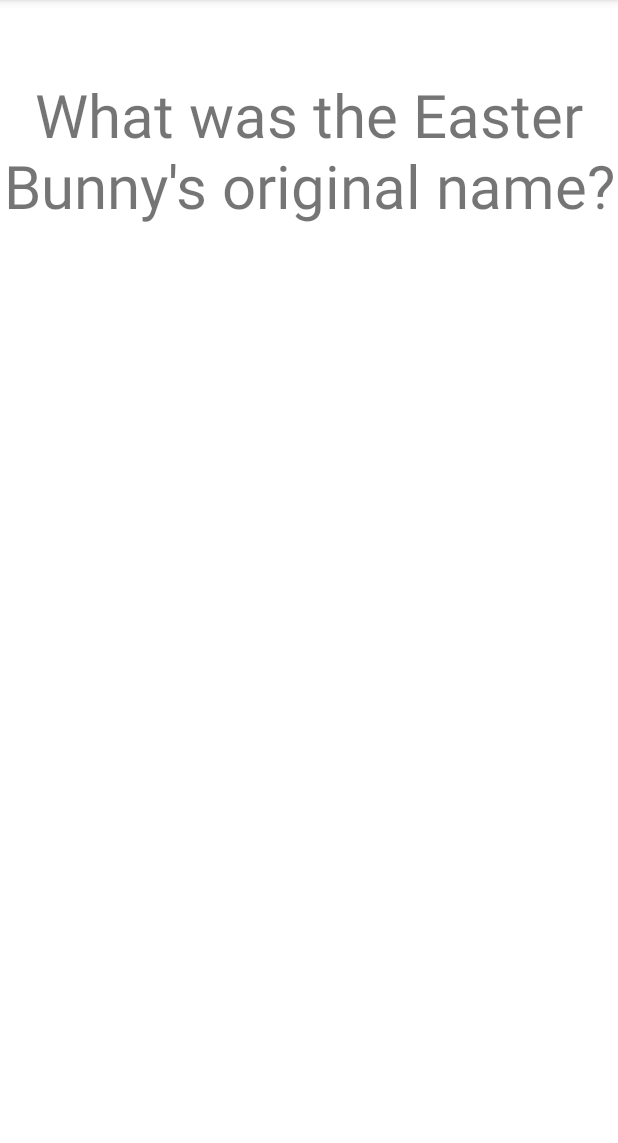
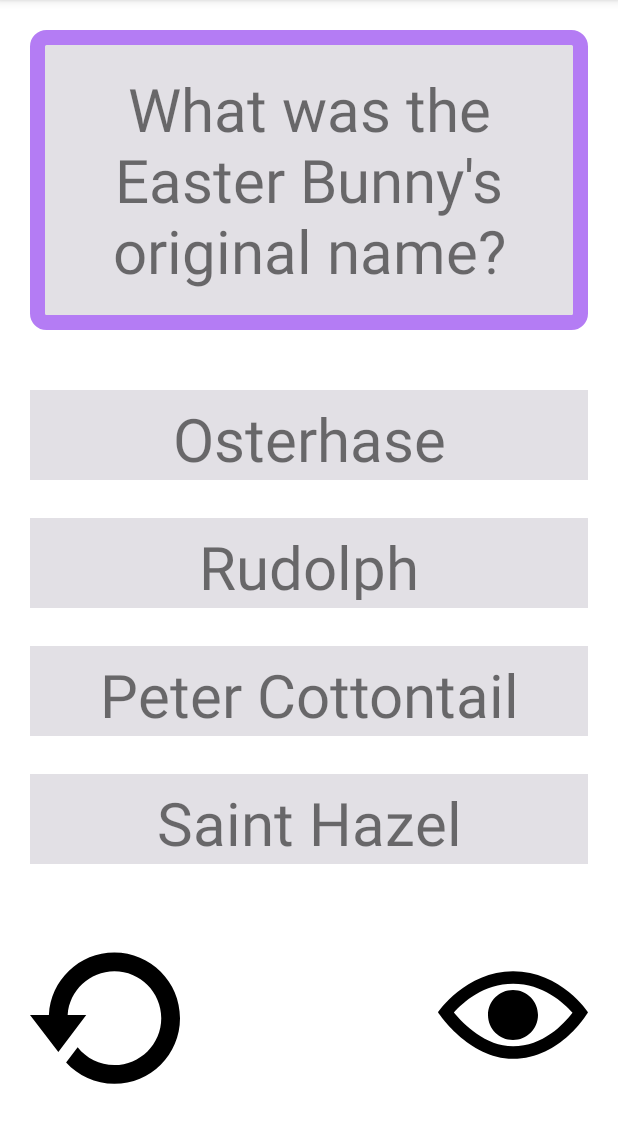
Before and after one commit to jshi0119/flashcardapp, an Android app: the screen it shows after launch (MainActivity), on a phone screen of 412 x 824 dp, the part 84-1227 px from its top. Run offline under Robolectric (Android 15) with nearby library versions, the phone set to English and light mode, and no system bars.

Commit message:
Made flashcard into multiple choice format, added refresh and visibility icons and features

```diff
--- a/app/src/main/java/com/jen/flashcardapp/MainActivity.java
+++ b/app/src/main/java/com/jen/flashcardapp/MainActivity.java
@@ -1,7 +1,10 @@
 package com.jen.flashcardapp;
 
+import android.graphics.Color;
 import android.os.Bundle;
 import android.view.View;
+import android.widget.ImageView;
+import android.widget.TextView;
 
 import androidx.appcompat.app.AppCompatActivity;
 
@@ -12,19 +15,66 @@
         super.onCreate(savedInstanceState);
         setContentView(R.layout.activity_main);
 
-        findViewById(R.id.flashcardQuestion).setOnClickListener(new View.OnClickListener() {
+        TextView correctAns = findViewById(R.id.answer1);
+        TextView choice2 = findViewById(R.id.answer2);
+        TextView choice3 = findViewById(R.id.answer3);
+        TextView choice4 = findViewById(R.id.answer4);
+
+        correctAns.setOnClickListener(new View.OnClickListener() {
             @Override
             public void onClick(View v) {
-                findViewById(R.id.flashcardQuestion).setVisibility(View.INVISIBLE);
-                findViewById(R.id.flashcardAnswer).setVisibility(View.VISIBLE);
+                correctAns.setTextColor(Color.parseColor("#00A000"));
             }
         });
 
-        findViewById(R.id.flashcardAnswer).setOnClickListener(new View.OnClickListener() {
+        wrong(choice2, correctAns);
+        wrong(choice3, correctAns);
+        wrong(choice4, correctAns);
+
+        ((ImageView)findViewById(R.id.refreshIcon)).setOnClickListener(new View.OnClickListener() {
             @Override
             public void onClick(View v) {
-                findViewById(R.id.flashcardAnswer).setVisibility(View.INVISIBLE);
-                findViewById(R.id.flashcardQuestion).setVisibility(View.VISIBLE);            }
+                correctAns.setTextColor(Color.parseColor("#747474"));
+                choice2.setTextColor(Color.parseColor("#747474"));
+                choice3.setTextColor(Color.parseColor("#747474"));
+                choice4.setTextColor(Color.parseColor("#747474"));
+            }
+        });
+
+        ((ImageView)findViewById(R.id.visibleIcon)).setOnClickListener(new View.OnClickListener() {
+            @Override
+            public void onClick(View v) {
+                correctAns.setVisibility(View.INVISIBLE);
+                choice2.setVisibility(View.INVISIBLE);
+                choice3.setVisibility(View.INVISIBLE);
+                choice4.setVisibility(View.INVISIBLE);
+
+                ((ImageView)findViewById(R.id.visibleIcon)).setVisibility(View.INVISIBLE);
+                ((ImageView)findViewById(R.id.invisibleIcon)).setVisibility(View.VISIBLE);
+            }
+        });
+
+        ((ImageView)findViewById(R.id.invisibleIcon)).setOnClickListener(new View.OnClickListener() {
+            @Override
+            public void onClick(View v) {
+                correctAns.setVisibility(View.VISIBLE);
+                choice2.setVisibility(View.VISIBLE);
+                choice3.setVisibility(View.VISIBLE);
+                choice4.setVisibility(View.VISIBLE);
+
+                ((ImageView)findViewById(R.id.visibleIcon)).setVisibility(View.VISIBLE);
+                ((ImageView)findViewById(R.id.invisibleIcon)).setVisibility(View.INVISIBLE);
+            }
+        });
+    }
+
+    private static void wrong(TextView wrongChoice, TextView rightChoice) {
+        wrongChoice.setOnClickListener(new View.OnClickListener() {
+            @Override
+            public void onClick(View v) {
+                rightChoice.setTextColor(Color.parseColor("#00A000"));
+                wrongChoice.setTextColor(Color.parseColor("#FF0000"));
+            }
         });
     }
 }
--- /dev/null
+++ b/app/src/main/res/drawable/invisible.xml
@@ -0,0 +1,9 @@
+<vector xmlns:android="http://schemas.android.com/apk/res/android"
+    android:width="24dp"
+    android:height="24dp"
+    android:viewportWidth="24"
+    android:viewportHeight="24">
+  <path
+      android:fillColor="#FF000000"
+      android:pathData="M19.604,2.562l-3.346,3.137c-1.27,-0.428 -2.686,-0.699 -4.243,-0.699 -7.569,0 -12.015,6.551 -12.015,6.551s1.928,2.951 5.146,5.138l-2.911,2.909 1.414,1.414 17.37,-17.035 -1.415,-1.415zM13.588,8.341c-3.288,-1.453 -6.681,1.908 -5.265,5.206l-1.726,1.707c-1.814,-1.16 -3.225,-2.65 -4.06,-3.66 1.493,-1.648 4.817,-4.594 9.478,-4.594 0.927,0 1.796,0.119 2.61,0.315l-1.037,1.026zM10.705,15.772l5.09,-4.993c1.017,3.111 -2.003,6.067 -5.09,4.993zM24,11.551s-4.252,7.449 -11.985,7.449c-1.379,0 -2.662,-0.291 -3.851,-0.737l1.614,-1.583c0.715,0.193 1.458,0.32 2.237,0.32 4.791,0 8.104,-3.527 9.504,-5.364 -0.729,-0.822 -1.956,-1.99 -3.587,-2.952l1.489,-1.46c2.982,1.9 4.579,4.327 4.579,4.327z"/>
+</vector>
--- /dev/null
+++ b/app/src/main/res/drawable/question_bg.xml
@@ -0,0 +1,7 @@
+<?xml version="1.0" encoding="utf-8"?>
+<shape xmlns:android="http://schemas.android.com/apk/res/android"
+    android:shape="rectangle">
+    <corners android:radius="6dp" />
+    <stroke android:color="#B47CF4" android:width="10dp" />
+    <solid android:color="#E2E0E5" />
+</shape>
--- /dev/null
+++ b/app/src/main/res/drawable/refresh.xml
@@ -0,0 +1,9 @@
+<vector xmlns:android="http://schemas.android.com/apk/res/android"
+    android:width="24dp"
+    android:height="24dp"
+    android:viewportWidth="24"
+    android:viewportHeight="24">
+  <path
+      android:fillColor="#FF000000"
+      android:pathData="M13.5,2c-5.629,0 -10.212,4.436 -10.475,10h-3.025l4.537,5.917 4.463,-5.917h-2.975c0.26,-3.902 3.508,-7 7.475,-7 4.136,0 7.5,3.364 7.5,7.5s-3.364,7.5 -7.5,7.5c-2.381,0 -4.502,-1.119 -5.876,-2.854l-1.847,2.449c1.919,2.088 4.664,3.405 7.723,3.405 5.798,0 10.5,-4.702 10.5,-10.5s-4.702,-10.5 -10.5,-10.5z"/>
+</vector>
--- /dev/null
+++ b/app/src/main/res/drawable/visible.xml
@@ -0,0 +1,9 @@
+<vector xmlns:android="http://schemas.android.com/apk/res/android"
+    android:width="24dp"
+    android:height="24dp"
+    android:viewportWidth="24"
+    android:viewportHeight="24">
+  <path
+      android:fillColor="#FF000000"
+      android:pathData="M12.015,7c4.751,0 8.063,3.012 9.504,4.636 -1.401,1.837 -4.713,5.364 -9.504,5.364 -4.42,0 -7.93,-3.536 -9.478,-5.407 1.493,-1.647 4.817,-4.593 9.478,-4.593zM12.015,5c-7.569,0 -12.015,6.551 -12.015,6.551s4.835,7.449 12.015,7.449c7.733,0 11.985,-7.449 11.985,-7.449s-4.291,-6.551 -11.985,-6.551zM12,8c-2.209,0 -4,1.792 -4,4 0,2.209 1.791,4 4,4s4,-1.791 4,-4c0,-2.208 -1.791,-4 -4,-4z"/>
+</vector>
--- a/app/src/main/res/layout/activity_main.xml
+++ b/app/src/main/res/layout/activity_main.xml
@@ -4,10 +4,15 @@
     xmlns:tools="http://schemas.android.com/tools"
     android:layout_width="match_parent"
     android:layout_height="match_parent"
-    tools:context=".MainActivity">
+    tools:context=".MainActivity"
+    android:padding="20dp">
 
     <TextView
         android:id="@+id/flashcardQuestion"
+        android:background="@drawable/question_bg"
+        android:padding="5dp"
+        android:layout_marginBottom="40dp"
+
         android:layout_width="match_parent"
         android:layout_height="200dp"
 
@@ -16,14 +21,101 @@
         android:gravity="center"/>
 
     <TextView
-        android:id="@+id/flashcardAnswer"
+        android:id="@+id/answer1"
+        android:background="#E2E0E5"
+        android:padding="5dp"
+        android:gravity="center"
+
+        android:layout_marginBottom="25dp"
         android:layout_width="match_parent"
-        android:layout_height="200dp"
-        android:visibility="invisible"
+        android:layout_height="60dp"
+        android:layout_below="@+id/flashcardQuestion"
+
 
         android:text="Osterhase"
         android:textSize="40sp"
-        android:gravity="center"
         />
 
+    <TextView
+        android:id="@+id/answer2"
+        android:background="#E2E0E5"
+        android:padding="5dp"
+        android:gravity="center"
+
+        android:layout_marginBottom="25dp"
+        android:layout_width="match_parent"
+        android:layout_height="60dp"
+        android:layout_below="@+id/answer1"
+
+
+        android:text="Rudolph"
+        android:textSize="40sp"
+        />
+
+    <TextView
+        android:id="@+id/answer3"
+        android:background="#E2E0E5"
+        android:padding="5dp"
+        android:gravity="center"
+
+        android:layout_marginBottom="25dp"
+        android:layout_width="match_parent"
+        android:layout_height="60dp"
+        android:layout_below="@+id/answer2"
+
+
+        android:text="Peter Cottontail"
+        android:textSize="40sp"
+        />
+
+    <TextView
+        android:id="@+id/answer4"
+        android:background="#E2E0E5"
+        android:padding="5dp"
+        android:gravity="center"
+
+        android:layout_marginBottom="25dp"
+        android:layout_width="match_parent"
+        android:layout_height="60dp"
+        android:layout_below="@+id/answer3"
+
+
+        android:text="Saint Hazel"
+        android:textSize="40sp"
+        />
+
+    <ImageView
+        android:layout_width="100dp"
+        android:layout_height="100dp"
+        android:id="@+id/refreshIcon"
+        android:src="@drawable/refresh"
+
+
+        android:layout_below="@id/answer4"
+        android:layout_marginTop="25dp"
+        android:layout_alignParentStart="true" />
+
+    <ImageView
+        android:layout_width="100dp"
+        android:layout_height="100dp"
+        android:id="@+id/visibleIcon"
+        android:src="@drawable/visible"
+
+        android:layout_below="@id/answer4"
+        android:layout_marginTop="25dp"
+        android:layout_alignParentEnd="true" />
+
+    <ImageView
+        android:layout_width="100dp"
+        android:layout_height="100dp"
+        android:id="@+id/invisibleIcon"
+        android:src="@drawable/invisible"
+
+        android:layout_below="@id/answer4"
+        android:layout_marginTop="25dp"
+        android:layout_alignParentEnd="true"
+
+        android:visibility="invisible" />
+
+
 </RelativeLayout>
```
